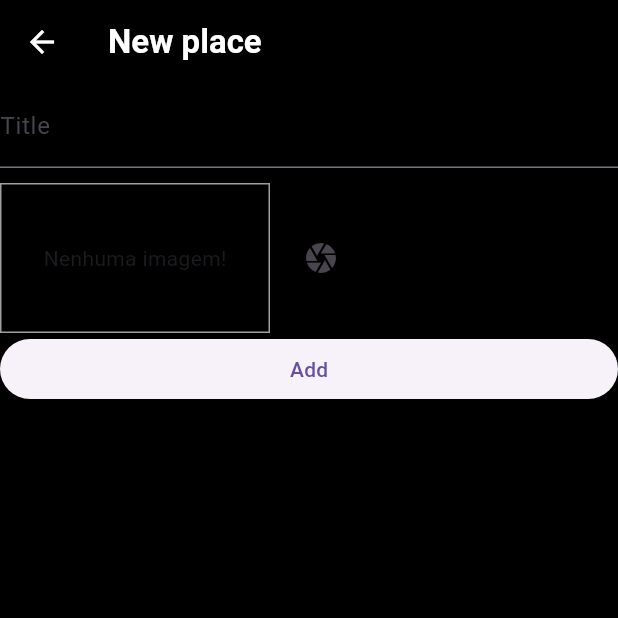
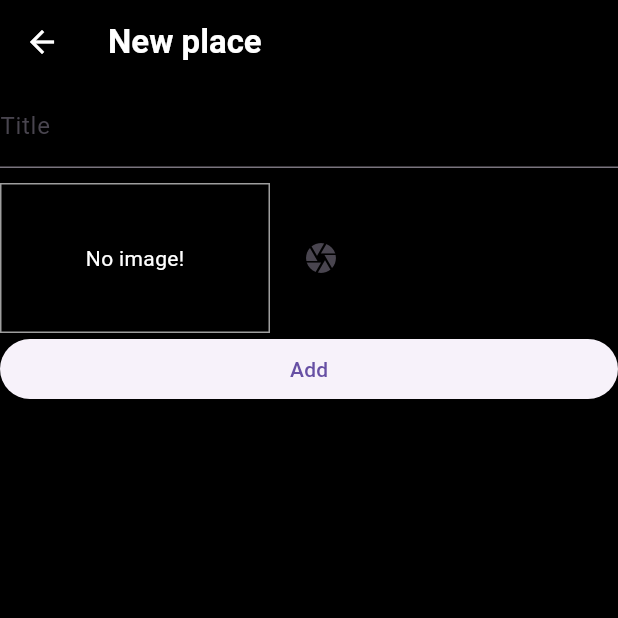
Before and after one commit to RhuanVitor/greatPlacesApp, a Flutter app: the screen it shows after launch, after a tap on the "add" icon, on a phone screen of 412 x 824 dp, the top half of it. Run offline on Flutter 3.47's test engine with Material 3 defaults, Android fonts, the phone set to English and light mode, and no system bars; our stand-ins replace image_picker, sqflite; accounts and stored records are empty.

Commit message:
algumas adicoes

```diff
--- /dev/null
+++ b/devtools_options.yaml
@@ -0,0 +1,3 @@
+description: This file stores settings for Dart & Flutter DevTools.
+documentation: https://docs.flutter.dev/tools/devtools/extensions#configure-extension-enablement-states
+extensions:
--- a/lib/main.dart
+++ b/lib/main.dart
@@ -1,7 +1,9 @@
 import 'package:flutter/material.dart';
+import 'package:great_places/providers/great_places.dart';
 import 'package:great_places/screens/place_form_screen.dart';
 import 'package:great_places/screens/places_list_screen.dart';
 import 'package:great_places/utils/app_routes.dart';
+import 'package:provider/provider.dart';
 
 void main() {
   runApp(const MyApp());
@@ -10,15 +12,17 @@ void main() {
 class MyApp extends StatelessWidget {
   const MyApp({super.key});
 
-  // This widget is the root of your application.
   @override
   Widget build(BuildContext context) {
-    return MaterialApp(
-      debugShowCheckedModeBanner: false,
-      home: PlacesListScreen(),
-      routes: {
-        AppRoutes.PLACE_FORM: (ctx) => PlaceFormScreen()
-      },
+    return ChangeNotifierProvider(
+      create: (ctx) => GreatPlaces(),
+      child: MaterialApp(
+        debugShowCheckedModeBanner: false,
+        home: PlacesListScreen(),
+        routes: {
+          AppRoutes.PLACE_FORM: (ctx) => PlaceFormScreen()
+        },
+      ),
     );
   }
 }
--- a/lib/models/place.dart
+++ b/lib/models/place.dart
@@ -3,14 +3,16 @@ import 'dart:io';
 class Place {
   late final String id;
   late final String title;
-  late final PlaceLocation location;
-  late File image;
+  late final PlaceLocation? location;
+  late File? image;
+  late DateTime pickDateTime;
 
   Place({
     required this.id,
     required this.title,
     required this.location,
-    required this.image
+    required this.image,
+    required this.pickDateTime
   });
 }
 
--- a/lib/screens/place_form_screen.dart
+++ b/lib/screens/place_form_screen.dart
@@ -1,5 +1,10 @@
+import 'dart:io';
+
 import 'package:flutter/material.dart';
+import 'package:great_places/providers/great_places.dart';
 import 'package:great_places/widgets/image_input.dart';
+import 'package:image_picker/image_picker.dart';
+import 'package:provider/provider.dart';
 
 class PlaceFormScreen extends StatefulWidget{
   @override
@@ -8,8 +13,20 @@ class PlaceFormScreen extends StatefulWidget{
 
 class _PlaceFormScreenState extends State<PlaceFormScreen> {
   TextEditingController _titleController = TextEditingController();
+  File? _pickedImage;
 
-  void SubmitForm(){}
+  void _selectedImage(File pickedImage){
+    _pickedImage = pickedImage;
+  }
+
+  void SubmitForm(){
+    if(_titleController.text.isEmpty || _pickedImage == null){return;}
+
+    GreatPlaces greatPlaces = Provider.of<GreatPlaces>(context, listen: false);
+    greatPlaces.addPlace(_titleController.text, _pickedImage!);
+
+    Navigator.of(context).pop();
+  }
 
   @override
   Widget build(BuildContext context) {
@@ -44,12 +61,15 @@ class _PlaceFormScreenState extends State<PlaceFormScreen> {
               children: [
                 TextField(
                   controller: _titleController,
+                  style: TextStyle(
+                    color: Colors.white
+                  ),
                   decoration: InputDecoration(
                     label: Text("Title")
                   ),
                 ),
                 SizedBox(height: 10,),
-                ImageInput()
+                ImageInput(_selectedImage)
               ],
             ),
 
--- a/lib/screens/places_list_screen.dart
+++ b/lib/screens/places_list_screen.dart
@@ -1,5 +1,8 @@
 import 'package:flutter/material.dart';
+import 'package:great_places/providers/great_places.dart';
 import 'package:great_places/utils/app_routes.dart';
+import 'package:great_places/widgets/place_list_item.dart';
+import 'package:provider/provider.dart';
 
 class PlacesListScreen extends StatelessWidget{
 
@@ -29,10 +32,15 @@ class PlacesListScreen extends StatelessWidget{
         decoration: BoxDecoration(
           color: Colors.black
         ),
-        child: Center(
-          child: CircularProgressIndicator(
-            color: Colors.white,
+        child: Consumer<GreatPlaces>(
+          child: Center(
+            child: Text("No local saved", style: TextStyle(color: Colors.white),),
           ),
+          builder: (ctx, greatPlaces, ch) => greatPlaces.items.isEmpty ?
+            ch! : ListView.builder(
+              itemCount: greatPlaces.items.length,
+              itemBuilder: (ctx, index) => PlaceListItem(place: greatPlaces.items[index])
+            )
         ),
       ),
 
@@ -57,5 +65,3 @@ class PlacesListScreen extends StatelessWidget{
     );
   }
 }
-
-//const Color.fromARGB(255, 38, 125, 92)
--- a/lib/widgets/image_input.dart
+++ b/lib/widgets/image_input.dart
@@ -1,12 +1,46 @@
+import 'dart:io';
+
 import 'package:flutter/material.dart';
+import 'package:image_picker/image_picker.dart';
+import 'package:path/path.dart' as path;
+import 'package:path_provider/path_provider.dart' as syspath;
+
 
 class ImageInput extends StatefulWidget{
+  final Function(File) onSelectImage; // <- Adicione isso
+
+  ImageInput(this.onSelectImage); // <- Construtor recebe a função
 
   @override
   State<ImageInput> createState() => _ImageInputState();
 }
 
 class _ImageInputState extends State<ImageInput> {
+  late final Function onSelectImage;
+  var _storedImage = null;
+
+
+
+  _takePicture() async{
+    final ImagePicker _picker = ImagePicker();
+    XFile? imageFile = await _picker.pickImage(
+      source: ImageSource.camera,
+      maxWidth: 600
+    );
+
+    if(imageFile == null) return;
+
+    setState(() {
+      _storedImage = File(imageFile.path);
+    });
+
+    final appDir = await syspath.getApplicationDocumentsDirectory();
+    String fileName = path.basename(_storedImage.path);
+    final savedImage = await _storedImage.copy('${appDir.path}/$fileName') ;
+
+    widget.onSelectImage(savedImage);
+  }
+
   @override
   Widget build(BuildContext context){
     return Row(
@@ -18,15 +52,26 @@ class _ImageInputState extends State<ImageInput> {
             border: Border.all(width: 1, color: Colors.grey )
           ),
           alignment: Alignment.center,
-          child: Text(
-            "Nenhuma imagem!",
-
-          ),
+          child: _storedImage != null ? Image.file(
+            _storedImage,
+            width: double.infinity,
+            fit: BoxFit.cover,
+          ) : Text(
+            "No image!",
+            style: TextStyle(
+              color: Colors.white
+            ),
+          )
         ),
         SizedBox(
           width: 10,
         ),
-        IconButton(icon: Icon(Icons.camera), onPressed: (){},)
+        IconButton(
+          icon: Icon(Icons.camera),
+          onPressed: (){
+            _takePicture();
+          },
+        )
       ],
     );
   }
--- a/pubspec.yaml
+++ b/pubspec.yaml
@@ -31,6 +31,11 @@ dependencies:
   flutter:
     sdk: flutter
   provider: ^6.1.5
+  image_picker: ^1.1.2
+  path_provider: ^2.1.5
+  path: ^1.9.1
+  intl: ^0.18.0
+  sqflite: ^2.4.2
 
   # The following adds the Cupertino Icons font to your application.
   # Use with the CupertinoIcons class for iOS style icons.
```
Also changed, not shown: lib/providers/great_places.dart (+35 -0 lines), lib/utils/db_utils.dart (added, +27 -0 lines), lib/widgets/place_list_item.dart (added, +45 -0 lines), pubspec.lock.
